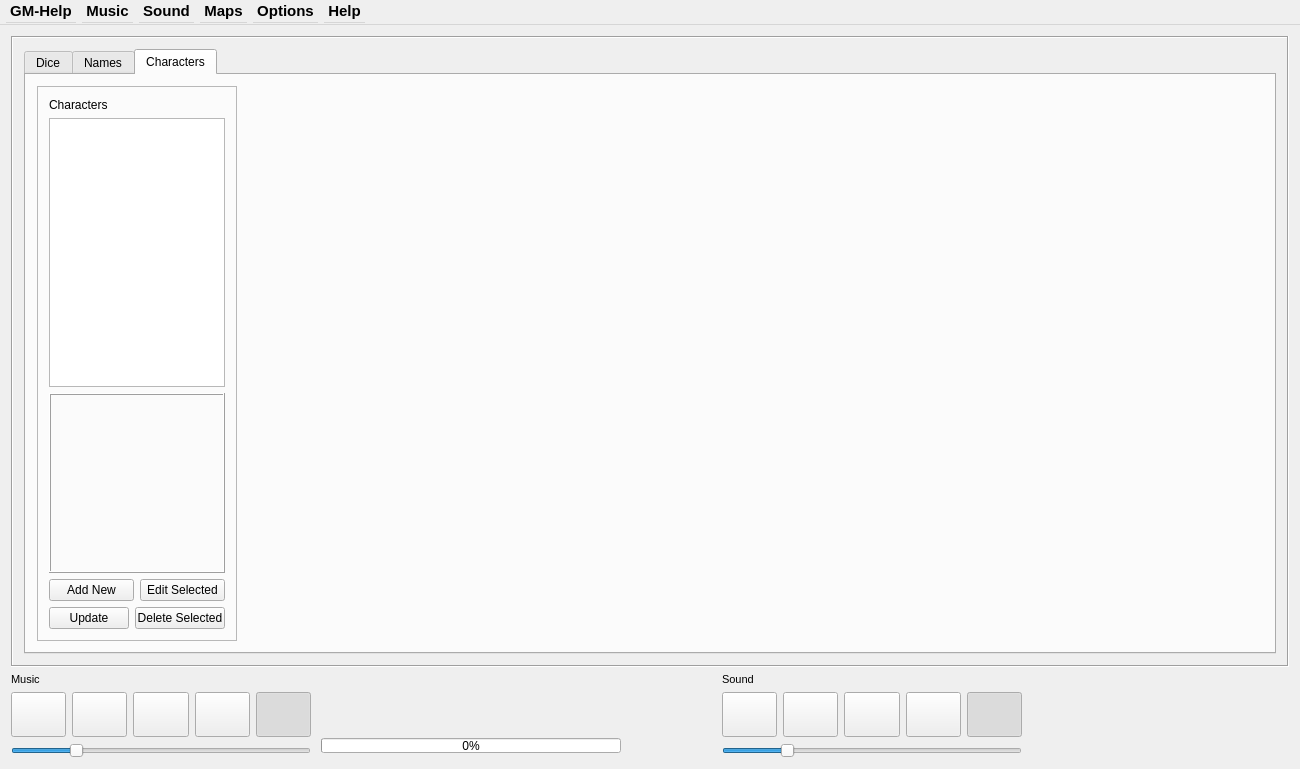
Qt form C++Project/GM-Companion/mainwindow.ui (PhilInTheGaps/GM-Companion) before a commit.
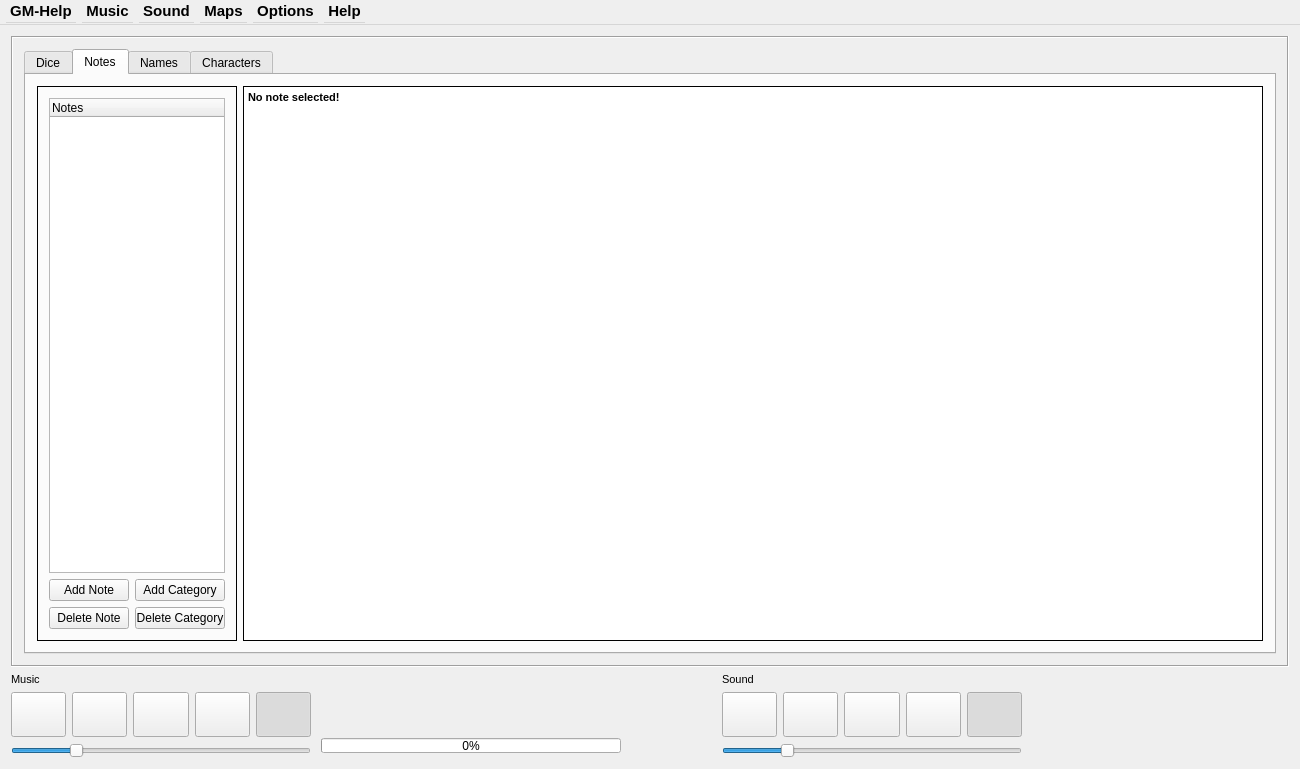
The same form after that commit. The open tabs and pages were chosen to show the change. Icons and pictures are not drawn.

Commit message: Added Notes and startet to implement SIFRP House Generator

Patch:
```diff
--- a/C++Project/GM-Companion/mainwindow.ui
+++ b/C++Project/GM-Companion/mainwindow.ui
@@ -64,6 +64,104 @@
            </attribute>
            <layout class="QHBoxLayout" name="horizontalLayout_8"/>
           </widget>
+          <widget class="QWidget" name="tab">
+           <attribute name="title">
+            <string>Notes</string>
+           </attribute>
+           <layout class="QHBoxLayout" name="horizontalLayout_16">
+            <item>
+             <widget class="QFrame" name="frame_2">
+              <property name="maximumSize">
+               <size>
+                <width>200</width>
+                <height>16777215</height>
+               </size>
+              </property>
+              <property name="frameShape">
+               <enum>QFrame::Box</enum>
+              </property>
+              <property name="frameShadow">
+               <enum>QFrame::Plain</enum>
+              </property>
+              <layout class="QVBoxLayout" name="verticalLayout_20">
+               <item>
+                <widget class="QTreeWidget" name="notesTree">
+                 <property name="maximumSize">
+                  <size>
+                   <width>16777215</width>
+                   <height>16777215</height>
+                  </size>
+                 </property>
+                 <column>
+                  <property name="text">
+                   <string>Notes</string>
+                  </property>
+                 </column>
+                </widget>
+               </item>
+               <item>
+                <layout class="QGridLayout" name="gridLayout">
+                 <item row="0" column="0">
+                  <widget class="QPushButton" name="addNoteButton">
+                   <property name="text">
+                    <string>Add Note</string>
+                   </property>
+                  </widget>
+                 </item>
+                 <item row="0" column="1">
+                  <widget class="QPushButton" name="addCategoryButton">
+                   <property name="text">
+                    <string>Add Category</string>
+                   </property>
+                  </widget>
+                 </item>
+                 <item row="1" column="0">
+                  <widget class="QPushButton" name="deleteNoteButton">
+                   <property name="text">
+                    <string>Delete Note</string>
+                   </property>
+                  </widget>
+                 </item>
+                 <item row="1" column="1">
+                  <widget class="QPushButton" name="deleteCategoryButton">
+                   <property name="text">
+                    <string>Delete Category</string>
+                   </property>
+                  </widget>
+                 </item>
+                </layout>
+               </item>
+              </layout>
+             </widget>
+            </item>
+            <item>
+             <widget class="QTextEdit" name="notesTextEdit">
+              <property name="frameShape">
+               <enum>QFrame::Box</enum>
+              </property>
+              <property name="frameShadow">
+               <enum>QFrame::Plain</enum>
+              </property>
+              <property name="autoFormatting">
+               <set>QTextEdit::AutoNone</set>
+              </property>
+              <property name="readOnly">
+               <bool>true</bool>
+              </property>
+              <property name="html">
+               <string>&lt;!DOCTYPE HTML PUBLIC &quot;-//W3C//DTD HTML 4.0//EN&quot; &quot;http://www.w3.org/TR/REC-html40/strict.dtd&quot;&gt;
+&lt;html&gt;&lt;head&gt;&lt;meta name=&quot;qrichtext&quot; content=&quot;1&quot; /&gt;&lt;style type=&quot;text/css&quot;&gt;
+p, li { white-space: pre-wrap; }
+&lt;/style&gt;&lt;/head&gt;&lt;body style=&quot; font-family:'MS Shell Dlg 2'; font-size:8.25pt; font-weight:400; font-style:normal;&quot;&gt;
+&lt;p style=&quot; margin-top:0px; margin-bottom:0px; margin-left:0px; margin-right:0px; -qt-block-indent:0; text-indent:0px;&quot;&gt;&lt;span style=&quot; font-weight:600;&quot;&gt;No note selected!&lt;/span&gt;&lt;/p&gt;&lt;/body&gt;&lt;/html&gt;</string>
+              </property>
+              <property name="textInteractionFlags">
+               <set>Qt::TextSelectableByMouse</set>
+              </property>
+             </widget>
+            </item>
+           </layout>
+          </widget>
           <widget class="QWidget" name="tabNames">
            <attribute name="title">
             <string>Names</string>
```
Left out of the diff: 7 changed lines with no effect on the pictures. The commit also changes 13 other files.
